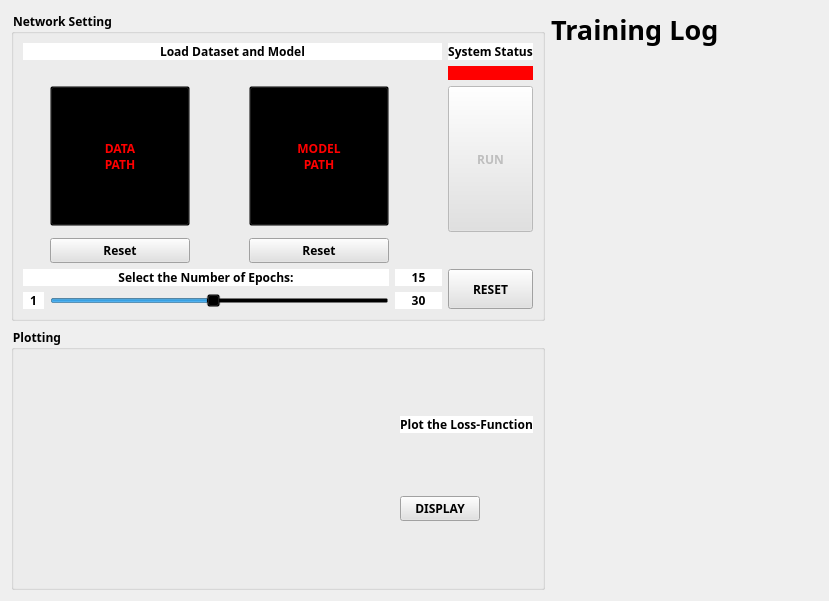
Qt form rLearning_Computer_Vision/TrainWidget.ui (SAIL-LAB155/Learning_Computer_Vision) before a commit.
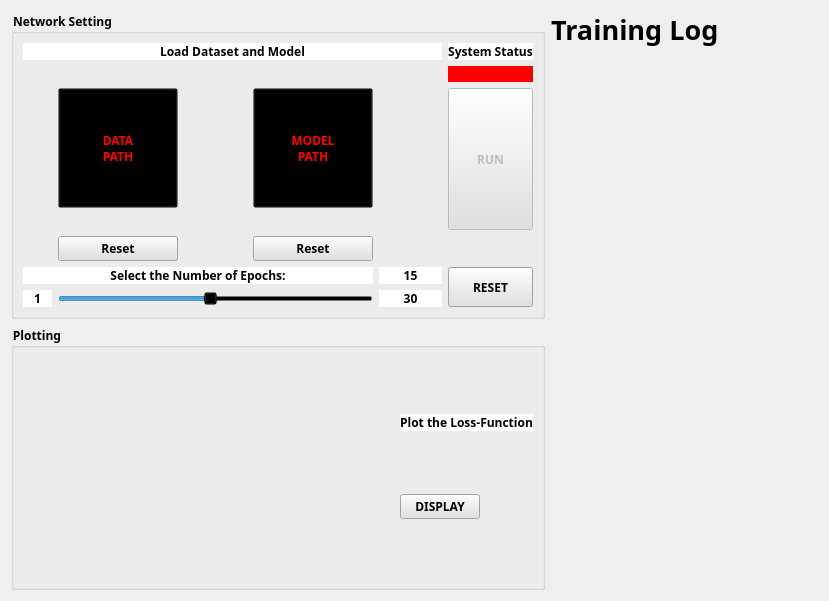
The same form after that commit. Icons and pictures are not drawn.

```diff
--- a/rLearning_Computer_Vision/TrainWidget.ui
+++ b/rLearning_Computer_Vision/TrainWidget.ui
@@ -305,8 +305,8 @@
         </property>
         <property name="minimumSize">
          <size>
-          <width>140</width>
-          <height>140</height>
+          <width>120</width>
+          <height>120</height>
          </size>
         </property>
         <property name="sizeIncrement">
@@ -342,8 +342,8 @@
         </property>
         <property name="minimumSize">
          <size>
-          <width>140</width>
-          <height>140</height>
+          <width>120</width>
+          <height>120</height>
          </size>
         </property>
         <property name="sizeIncrement">
```
